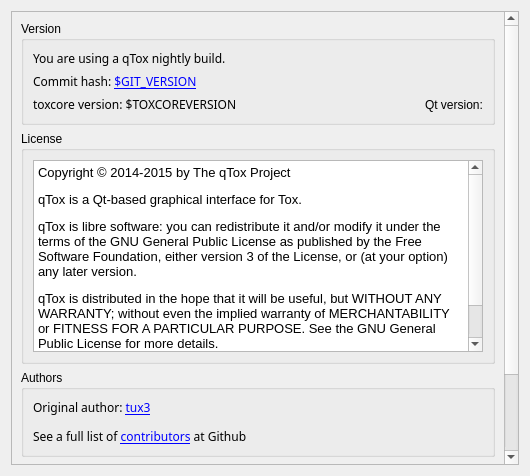
Above: src/widget/form/settings/aboutsettings.ui from qTox/qTox before the change. Below: the same form after it.
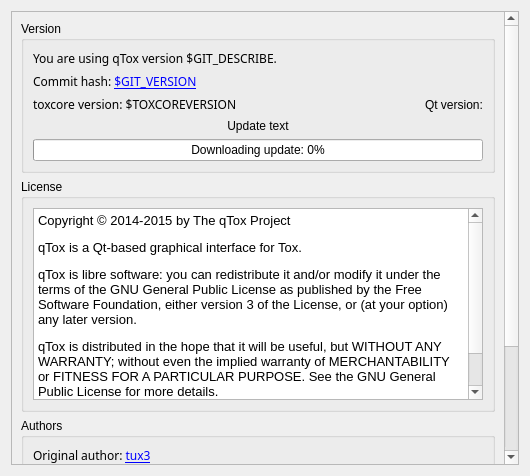
That is the form after the change. Custom widgets are drawn as their Qt base class.

What changed in the file:
```diff
--- a/src/widget/form/settings/aboutsettings.ui
+++ b/src/widget/form/settings/aboutsettings.ui
@@ -30,8 +30,8 @@
        <rect>
         <x>0</x>
         <y>0</y>
-        <width>496</width>
-        <height>565</height>
+        <width>493</width>
+        <height>534</height>
        </rect>
       </property>
       <layout class="QVBoxLayout" name="verticalLayout_2" stretch="0,1,0,0">
@@ -128,7 +128,7 @@
              <enum>QFrame::NoFrame</enum>
             </property>
             <property name="text">
-             <string>You are using a qTox nightly build.</string>
+             <string>You are using qTox version $GIT_DESCRIBE.</string>
             </property>
             <property name="indent">
              <number>-1</number>
@@ -141,6 +141,32 @@
             </property>
            </widget>
           </item>
+          <item row="4" column="0" colspan="2">
+           <widget class="QProgressBar" name="updateProgress">
+            <property name="value">
+             <number>0</number>
+            </property>
+            <property name="alignment">
+             <set>Qt::AlignCenter</set>
+            </property>
+            <property name="textVisible">
+             <bool>true</bool>
+            </property>
+            <property name="format">
+             <string>Downloading update: %p%</string>
+            </property>
+           </widget>
+          </item>
+          <item row="3" column="0" colspan="2">
+           <widget class="QLabel" name="updateText">
+            <property name="text">
+             <string>Update text</string>
+            </property>
+            <property name="alignment">
+             <set>Qt::AlignCenter</set>
+            </property>
+           </widget>
+          </item>
          </layout>
         </widget>
        </item>
@@ -183,12 +209,12 @@
              <string>&lt;!DOCTYPE HTML PUBLIC &quot;-//W3C//DTD HTML 4.0//EN&quot; &quot;http://www.w3.org/TR/REC-html40/strict.dtd&quot;&gt;
 &lt;html&gt;&lt;head&gt;&lt;meta name=&quot;qrichtext&quot; content=&quot;1&quot; /&gt;&lt;style type=&quot;text/css&quot;&gt;
 p, li { white-space: pre-wrap; }
-&lt;/style&gt;&lt;/head&gt;&lt;body style=&quot; font-family:'Oxygen-Sans'; font-size:10pt; font-weight:400; font-style:normal;&quot;&gt;
-&lt;p style=&quot; margin-top:12px; margin-bottom:12px; margin-left:0px; margin-right:0px; -qt-block-indent:0; text-indent:0px;&quot;&gt;&lt;span style=&quot; font-family:'Sans Serif'; color:#000000;&quot;&gt;Copyright © 2014-2015 by The qTox Project&lt;/span&gt;&lt;/p&gt;
-&lt;p style=&quot; margin-top:12px; margin-bottom:12px; margin-left:0px; margin-right:0px; -qt-block-indent:0; text-indent:0px;&quot;&gt;&lt;span style=&quot; font-family:'Ubuntu';&quot;&gt;qTox is a Qt-based graphical interface for Tox.&lt;/span&gt;&lt;/p&gt;
-&lt;p style=&quot; margin-top:12px; margin-bottom:12px; margin-left:0px; margin-right:0px; -qt-block-indent:0; text-indent:0px;&quot;&gt;&lt;span style=&quot; font-family:'Sans Serif';&quot;&gt;qTox is libre software: you can redistribute it and/or modify it under the terms of the GNU General Public License as published by the Free Software Foundation, either version 3 of the License, or (at your option) any later version.&lt;/span&gt;&lt;/p&gt;
-&lt;p style=&quot; margin-top:12px; margin-bottom:12px; margin-left:0px; margin-right:0px; -qt-block-indent:0; text-indent:0px;&quot;&gt;&lt;span style=&quot; font-family:'Sans Serif';&quot;&gt;qTox is distributed in the hope that it will be useful, but WITHOUT ANY WARRANTY; without even the implied warranty of MERCHANTABILITY or FITNESS FOR A PARTICULAR PURPOSE. See the GNU General Public License for more details. &lt;/span&gt;&lt;/p&gt;
-&lt;p style=&quot; margin-top:12px; margin-bottom:12px; margin-left:0px; margin-right:0px; -qt-block-indent:0; text-indent:0px;&quot;&gt;&lt;span style=&quot; font-family:'Ubuntu';&quot;&gt;You should have received a copy of the GNU General Public License along with this program. If not, see &lt;/span&gt;&lt;a href=&quot;https://www.gnu.org/copyleft/gpl.html&quot;&gt;&lt;span style=&quot; font-family:'Ubuntu'; text-decoration: underline; color:#007af4;&quot;&gt;https://www.gnu.org/copyleft/gpl.html&lt;/span&gt;&lt;/a&gt;&lt;span style=&quot; font-family:'Ubuntu';&quot;&gt;.&lt;/span&gt;&lt;/p&gt;&lt;/body&gt;&lt;/html&gt;</string>
+&lt;/style&gt;&lt;/head&gt;&lt;body style=&quot; font-family:'MS Shell Dlg 2'; font-size:8.25pt; font-weight:400; font-style:normal;&quot;&gt;
+&lt;p style=&quot; margin-top:12px; margin-bottom:12px; margin-left:0px; margin-right:0px; -qt-block-indent:0; text-indent:0px;&quot;&gt;&lt;span style=&quot; font-family:'Sans Serif'; font-size:10pt; color:#000000;&quot;&gt;Copyright © 2014-2015 by The qTox Project&lt;/span&gt;&lt;/p&gt;
+&lt;p style=&quot; margin-top:12px; margin-bottom:12px; margin-left:0px; margin-right:0px; -qt-block-indent:0; text-indent:0px;&quot;&gt;&lt;span style=&quot; font-family:'Ubuntu'; font-size:10pt;&quot;&gt;qTox is a Qt-based graphical interface for Tox.&lt;/span&gt;&lt;/p&gt;
+&lt;p style=&quot; margin-top:12px; margin-bottom:12px; margin-left:0px; margin-right:0px; -qt-block-indent:0; text-indent:0px;&quot;&gt;&lt;span style=&quot; font-family:'Sans Serif'; font-size:10pt;&quot;&gt;qTox is libre software: you can redistribute it and/or modify it under the terms of the GNU General Public License as published by the Free Software Foundation, either version 3 of the License, or (at your option) any later version.&lt;/span&gt;&lt;/p&gt;
+&lt;p style=&quot; margin-top:12px; margin-bottom:12px; margin-left:0px; margin-right:0px; -qt-block-indent:0; text-indent:0px;&quot;&gt;&lt;span style=&quot; font-family:'Sans Serif'; font-size:10pt;&quot;&gt;qTox is distributed in the hope that it will be useful, but WITHOUT ANY WARRANTY; without even the implied warranty of MERCHANTABILITY or FITNESS FOR A PARTICULAR PURPOSE. See the GNU General Public License for more details. &lt;/span&gt;&lt;/p&gt;
+&lt;p style=&quot; margin-top:12px; margin-bottom:12px; margin-left:0px; margin-right:0px; -qt-block-indent:0; text-indent:0px;&quot;&gt;&lt;span style=&quot; font-family:'Ubuntu'; font-size:10pt;&quot;&gt;You should have received a copy of the GNU General Public License along with this program. If not, see &lt;/span&gt;&lt;a href=&quot;https://www.gnu.org/copyleft/gpl.html&quot;&gt;&lt;span style=&quot; font-family:'Ubuntu'; font-size:10pt; text-decoration: underline; color:#007af4;&quot;&gt;https://www.gnu.org/copyleft/gpl.html&lt;/span&gt;&lt;/a&gt;&lt;span style=&quot; font-family:'Ubuntu'; font-size:10pt;&quot;&gt;.&lt;/span&gt;&lt;/p&gt;&lt;/body&gt;&lt;/html&gt;</string>
             </property>
             <property name="searchPaths">
              <stringlist/>
```
